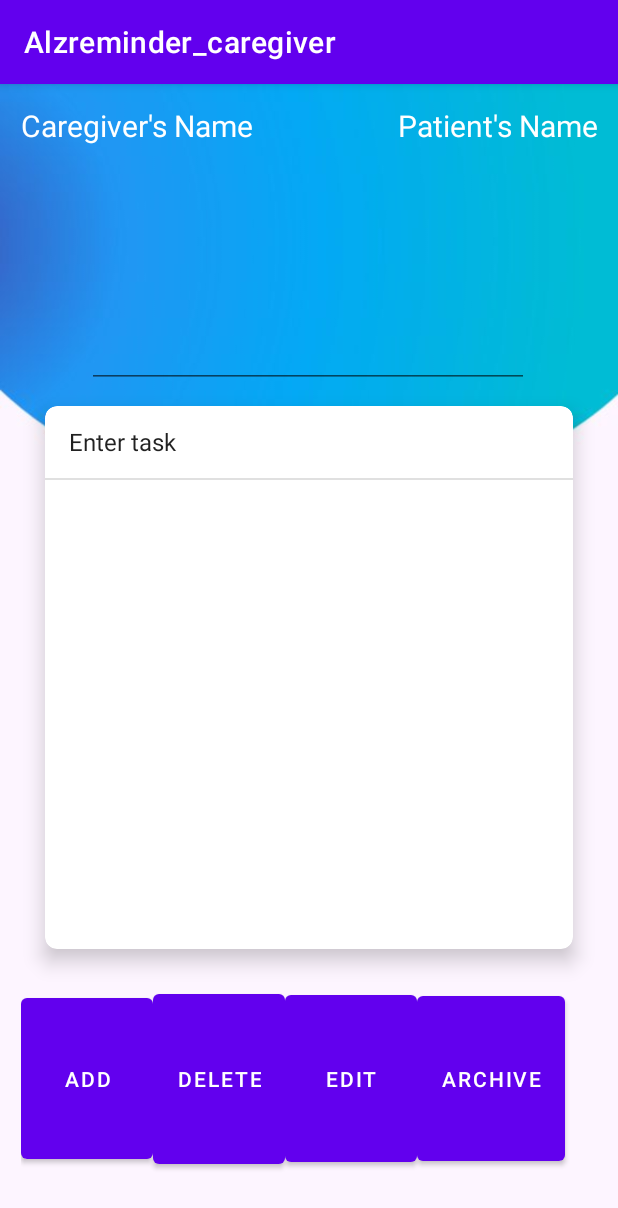
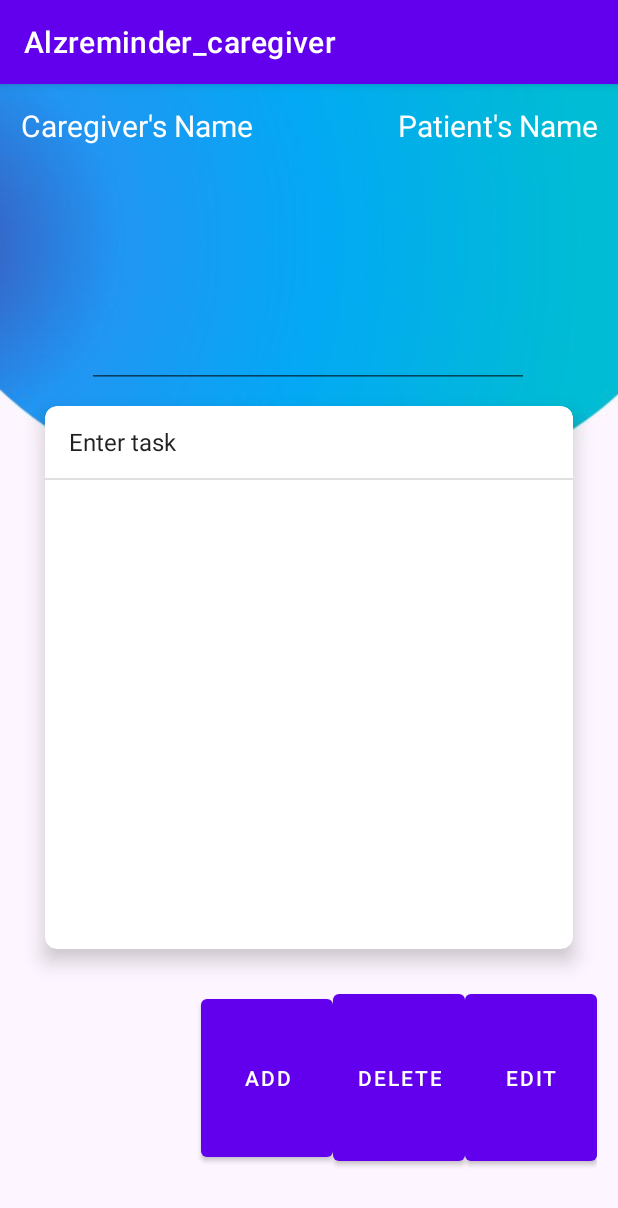
Before and after one commit to jacobspettigrew/AlzRemindersCaretaker, an Android app: the MainTask screen opened directly, with no data from a screen before it, after a tap on "ADD", on a phone screen of 412 x 824 dp. Shown: the top 1208 px of the screen. Run offline under Robolectric (Android 15) with nearby library versions, the phone set to English and light mode, and no system bars.

```diff
--- a/app/src/main/AndroidManifest.xml
+++ b/app/src/main/AndroidManifest.xml
@@ -1,6 +1,5 @@
 <?xml version="1.0" encoding="utf-8"?>
 <manifest xmlns:android="http://schemas.android.com/apk/res/android"
-
     package="com.Alzreminder_caregiver">
 
     <application
@@ -9,8 +8,8 @@
         android:label="@string/app_name"
         android:roundIcon="@mipmap/ic_launcher_round"
         android:supportsRtl="true"
-
         android:theme="@style/Theme.Alzreminder_caregiver"
+        android:usesCleartextTraffic="true"
         >
         <activity android:name=".App">
             <intent-filter>
@@ -20,8 +19,13 @@
             </intent-filter>
         </activity>
 
-        <activity android:name=".MainTask">
-        </activity>
+        <!-- <activity android:name=".MainTask">
+            <intent-filter>
+                <action android:name="android.intent.action.MAIN" />
+
+                <category android:name="android.intent.category.LAUNCHER" />
+            </intent-filter>
+        </activity> -->
 
         <activity android:name=".Sign_up"/>
         <activity android:name=".Home"/>
--- a/app/src/main/java/com/Alzreminder_caregiver/MainTask.java
+++ b/app/src/main/java/com/Alzreminder_caregiver/MainTask.java
@@ -35,7 +35,6 @@ public class MainTask extends AppCompatActivity {
         addButton = findViewById(R.id.addButton);
         deleteButton = findViewById(R.id.deleteButton);
         editButton = findViewById(R.id.editButton);
-        archiveButton = findViewById(R.id.archiveButton);
 
         addButton.setOnClickListener(new View.OnClickListener() {
             @Override
@@ -58,12 +57,6 @@ public class MainTask extends AppCompatActivity {
             }
         });
 
-        archiveButton.setOnClickListener(new View.OnClickListener() {
-            @Override
-            public void onClick(View v) {
-                archiveTask(v);
-            }
-        });
 
         // The list that will hold the tasks
         tasks = new ArrayList<>();
@@ -107,14 +100,6 @@ public class MainTask extends AppCompatActivity {
     }
 
     private void editTask(View v) {
+
     }
-
-    private void archiveTask(View v) {
-    }
-
-
-
-
-
-
 }
--- a/app/src/main/res/layout/activity_caregiver_tasks.xml
+++ b/app/src/main/res/layout/activity_caregiver_tasks.xml
@@ -4,44 +4,44 @@
     xmlns:tools="http://schemas.android.com/tools"
     android:layout_width="match_parent"
     android:layout_height="match_parent"
+    android:background="@drawable/bg1"
     android:orientation="vertical"
-    android:background="@drawable/bg1"
     android:weightSum="10"
     tools:context=".MainTask">
 
     <RelativeLayout
-        android:layout_weight="2"
         android:layout_width="match_parent"
-        android:layout_height="170dp">
+        android:layout_height="170dp"
+        android:layout_weight="2">
 
 
         <EditText
-            android:background="@android:color/transparent"
-            android:padding="14dp"
             android:id="@+id/caregiverName"
-            android:gravity="left"
             android:layout_width="match_parent"
             android:layout_height="wrap_content"
+            android:background="@android:color/transparent"
             android:ems="10"
+            android:gravity="left"
             android:inputType="textPersonName"
+            android:padding="14dp"
             android:text="Caregiver's Name"
 
             android:textColor="@android:color/white"
-            android:textSize="20sp"/>
+            android:textSize="20sp" />
 
         <EditText
-            android:background="@android:color/transparent"
-            android:padding="14dp"
             android:id="@+id/patientName"
-            android:gravity="right"
             android:layout_width="match_parent"
             android:layout_height="wrap_content"
+            android:background="@android:color/transparent"
             android:ems="10"
+            android:gravity="right"
             android:inputType="textPersonName"
+            android:padding="14dp"
             android:text="Patient's Name"
 
             android:textColor="@android:color/white"
-            android:textSize="20sp"/>
+            android:textSize="20sp" />
 
         <EditText
             android:id="@+id/inputTaskEditText"
@@ -85,41 +85,40 @@
     <GridLayout
 
 
-
-        android:columnCount="4"
-        android:rowCount="1"
-        android:alignmentMode="alignMargins"
-        android:columnOrderPreserved="false"
-        android:layout_weight="8"
         android:layout_width="match_parent"
         android:layout_height="0dp"
-        android:padding="14dp">
+        android:layout_weight="8"
+        android:alignmentMode="alignMargins"
+        android:columnCount="4"
+        android:columnOrderPreserved="false"
+        android:padding="14dp"
+        android:rowCount="1">
 
         <Button
             android:id="@+id/addButton"
             android:layout_width="wrap_content"
-            android:layout_height="119dp"
+            android:layout_height="117dp"
+            android:layout_row="0"
+            android:layout_column="1"
             android:text="Add" />
-
-        <Button
-            android:id="@+id/deleteButton"
-            android:layout_width="wrap_content"
-            android:layout_height="125dp"
-            android:text="Delete" />
 
         <Button
             android:id="@+id/editButton"
             android:layout_width="wrap_content"
             android:layout_height="123dp"
+            android:layout_row="0"
+            android:layout_column="3"
             android:text="Edit" />
 
         <Button
-            android:id="@+id/archiveButton"
+            android:id="@+id/deleteButton"
             android:layout_width="wrap_content"
-            android:layout_height="122dp"
-            android:text="Archive" />
+            android:layout_height="123dp"
+            android:layout_row="0"
+            android:layout_column="2"
+            android:text="Delete" />
+
     </GridLayout>
 
 
-
 </LinearLayout>
```
